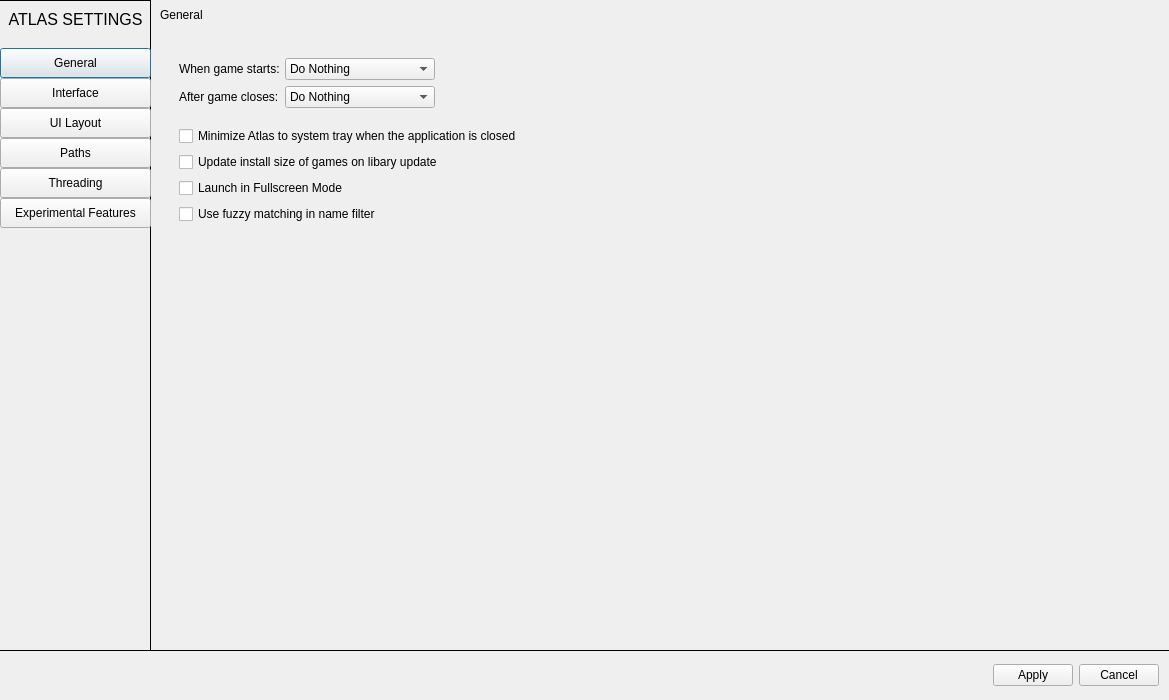
KJNeko/Atlas, file atlas/ui/dialog/SettingsDialog.ui: the form before one commit.
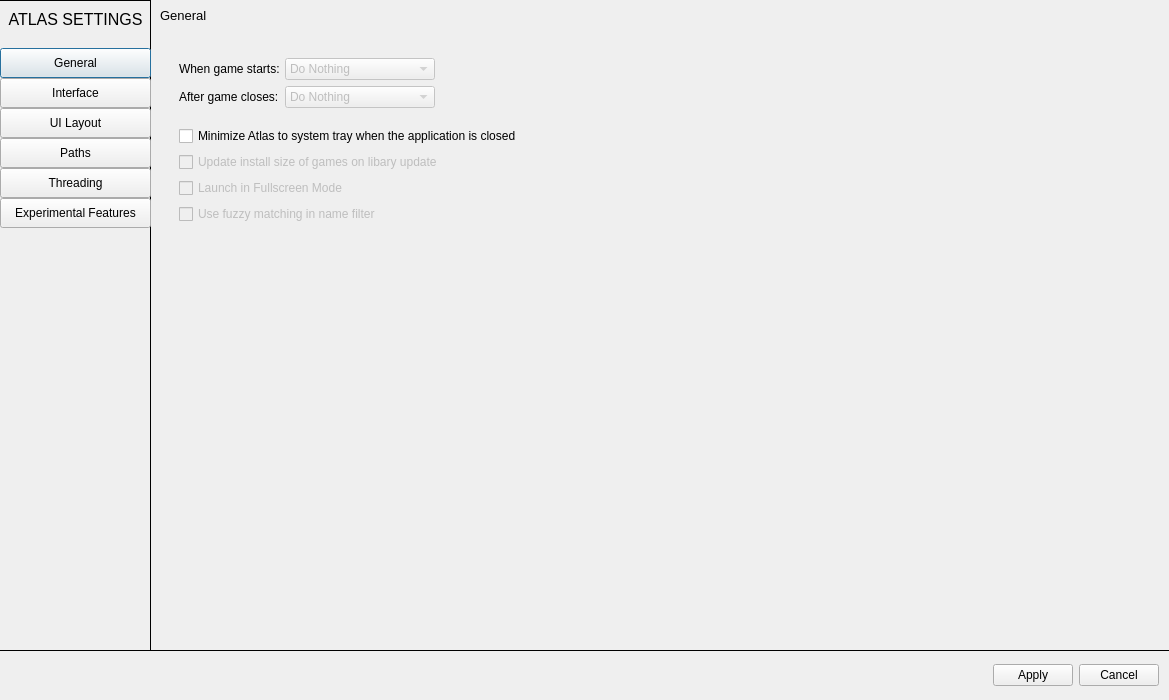
The form after the commit. The open tabs and pages were chosen to show the change. Icons and pictures are not drawn.

Commit message: disabled more buttons in settings menu that are not in .5beta

Patch:
```diff
--- a/atlas/ui/dialog/SettingsDialog.ui
+++ b/atlas/ui/dialog/SettingsDialog.ui
@@ -354,6 +354,9 @@
          <layout class="QGridLayout" name="gridLayout_6">
           <item row="7" column="0">
            <widget class="QCheckBox" name="checkBox_4">
+            <property name="enabled">
+             <bool>false</bool>
+            </property>
             <property name="text">
              <string>Launch in Fullscreen Mode</string>
             </property>
@@ -368,6 +371,9 @@
           </item>
           <item row="6" column="0">
            <widget class="QCheckBox" name="checkBox_3">
+            <property name="enabled">
+             <bool>false</bool>
+            </property>
             <property name="text">
              <string>Update install size of games on libary update</string>
             </property>
@@ -375,6 +381,9 @@
           </item>
           <item row="8" column="0">
            <widget class="QCheckBox" name="checkBox">
+            <property name="enabled">
+             <bool>false</bool>
+            </property>
             <property name="text">
              <string>Use fuzzy matching in name filter</string>
             </property>
@@ -446,6 +455,9 @@
          <layout class="QGridLayout" name="gridLayout_8">
           <item row="0" column="1">
            <widget class="QComboBox" name="comboBox">
+            <property name="enabled">
+             <bool>false</bool>
+            </property>
             <property name="maximumSize">
              <size>
               <width>150</width>
@@ -471,6 +483,9 @@
           </item>
           <item row="1" column="1">
            <widget class="QComboBox" name="comboBox_2">
+            <property name="enabled">
+             <bool>false</bool>
+            </property>
             <property name="minimumSize">
              <size>
               <width>150</width>
@@ -2410,6 +2425,12 @@
      <layout class="QGridLayout" name="gridLayout_17">
       <item row="0" column="0">
        <widget class="QLabel" name="lblSettingsHeader">
+        <property name="font">
+         <font>
+          <pointsize>10</pointsize>
+          <bold>false</bold>
+         </font>
+        </property>
         <property name="text">
          <string>General</string>
         </property>
```
Left out of the diff: 14 changed lines with no effect on the pictures.
